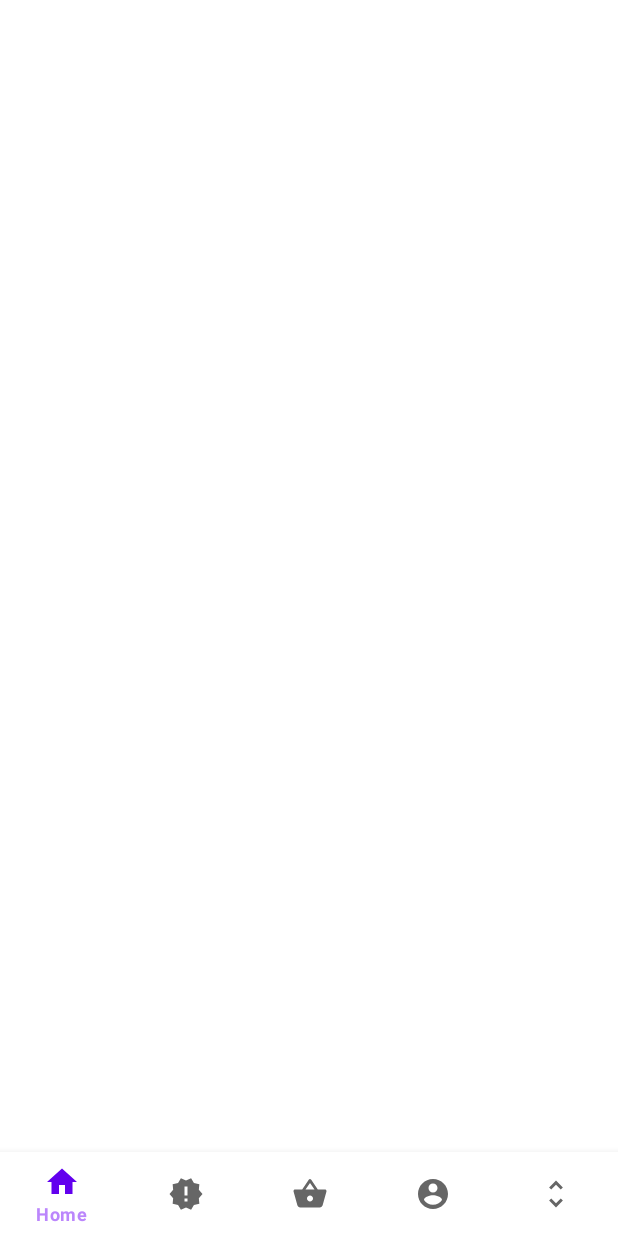
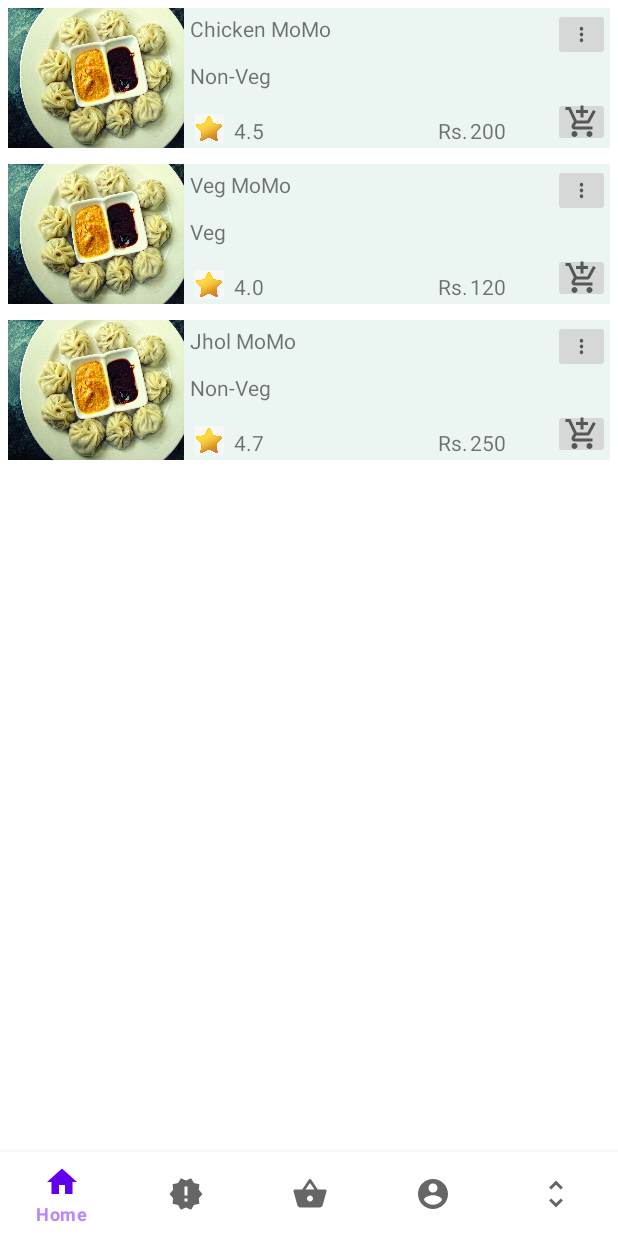
Before and after one commit to saugat0123/android, an Android app: the DashboardActivity screen opened directly, with no data from a screen before it, on a phone screen of 412 x 824 dp. Before the commit the screen is almost empty. Run offline under Robolectric (Android 15) with nearby library versions, the phone set to English and light mode, and no system bars; our stand-ins replace CircleImageView; pictures from the network do not load.

Commit message:
Dashboard Layout

```diff
--- a/app/src/main/java/com/saugat/finalassignment/DashboardActivity.kt
+++ b/app/src/main/java/com/saugat/finalassignment/DashboardActivity.kt
@@ -2,21 +2,23 @@ package com.saugat.finalassignment
 
 import androidx.appcompat.app.AppCompatActivity
 import android.os.Bundle
+import android.widget.Toast
 import androidx.fragment.app.Fragment
 import com.google.android.material.bottomnavigation.BottomNavigationView
 import com.saugat.finalassignment.fragments.HomeFragment
+import java.lang.Exception
 
 class DashboardActivity : AppCompatActivity() {
-    private lateinit var bottomNav: BottomNavigationView
+    private lateinit var botomNav: BottomNavigationView
     override fun onCreate(savedInstanceState: Bundle?) {
         super.onCreate(savedInstanceState)
         setContentView(R.layout.activity_dashboard)
 
-        bottomNav = findViewById(R.id.bottomNav)
+        botomNav = findViewById(R.id.botomNav)
 
         currentFragment(HomeFragment())
 
-        bottomNav.setOnNavigationItemSelectedListener {
+        botomNav.setOnNavigationItemSelectedListener {
             when(it.itemId){
                 R.id.home -> currentFragment(HomeFragment())
             }
@@ -25,10 +27,15 @@ class DashboardActivity : AppCompatActivity() {
     }
 
     private fun currentFragment(fragment: Fragment) {
-        supportFragmentManager.beginTransaction().apply {
-            replace(R.id.container, fragment)
-            addToBackStack(null)
-            commit()
+        try {
+            supportFragmentManager.beginTransaction().apply {
+                replace(R.id.container, fragment)
+                addToBackStack(null)
+                commit()
+            }
+        }
+        catch (ex:Exception){
+            Toast.makeText(this, ex.message, Toast.LENGTH_LONG).show()
         }
     }
 }
--- a/app/src/main/java/com/saugat/finalassignment/adapters/ItemMenuAdapter.kt
+++ b/app/src/main/java/com/saugat/finalassignment/adapters/ItemMenuAdapter.kt
@@ -22,14 +22,14 @@ class ItemMenuAdapter
         val tvItemType: TextView
         val tvItemRating: TextView
         val tvItemPrice: TextView
-        val itemImage: CircleImageView
+        //val itemImage: CircleImageView
 
         init {
             tvItemName = view.findViewById(R.id.tvItemName)
             tvItemType = view.findViewById(R.id.tvItemType)
             tvItemRating = view.findViewById(R.id.tvItemRating)
             tvItemPrice = view.findViewById(R.id.tvItemPrice)
-            itemImage = view.findViewById(R.id.itemImage)
+            //itemImage = view.findViewById(R.id.itemImage)
         }
     }
 
@@ -41,13 +41,13 @@ class ItemMenuAdapter
     override fun onBindViewHolder(holder: ItemViewHolder, position: Int) {
         val item = lstItems[position]
         holder.tvItemName.text = item.itemName
-        holder.tvItemName.text = item.itemName
-        holder.tvItemName.text = item.itemName
-        holder.tvItemName.text = item.itemName
+        holder.tvItemType.text = item.itemType
+        holder.tvItemRating.text = item.itemRating.toString()
+        holder.tvItemPrice.text = item.itemPrice.toString()
 
-        Glide.with(context)
-            .load("https://chewnbrewjk.com/wp-content/uploads/2017/07/chicken-momos-1.jpg")
-            .into(holder.itemImage)
+//        Glide.with(context)
+//            .load("https://chewnbrewjk.com/wp-content/uploads/2017/07/chicken-momos-1.jpg")
+//            .into(holder.itemImage)
     }
 
     override fun getItemCount(): Int {
--- a/app/src/main/java/com/saugat/finalassignment/fragments/HomeFragment.kt
+++ b/app/src/main/java/com/saugat/finalassignment/fragments/HomeFragment.kt
@@ -1,5 +1,6 @@
 package com.saugat.finalassignment.fragments
 
+import android.annotation.SuppressLint
 import android.os.Bundle
 import androidx.fragment.app.Fragment
 import android.view.LayoutInflater
@@ -16,12 +17,14 @@ import com.saugat.finalassignment.models.ItemMenu
 class HomeFragment : Fragment() {
     private val lstItems = ArrayList<ItemMenu>()
     private lateinit var recyclerViewDashboard: RecyclerView
+    var i = 0
 
     override fun onCreate(savedInstanceState: Bundle?) {
         super.onCreate(savedInstanceState)
 
     }
 
+    @SuppressLint("UseRequireInsteadOfGet")
     override fun onCreateView(
         inflater: LayoutInflater, container: ViewGroup?,
         savedInstanceState: Bundle?
@@ -30,11 +33,21 @@ class HomeFragment : Fragment() {
         val view = inflater.inflate(R.layout.fragment_home, container, false)
         recyclerViewDashboard = view.findViewById(R.id.recyclerViewDashboard)
 
-        val adapter = ItemMenuAdapter(ItemData.get().list(),requireContext())
+        if (ItemData.get().list().size == 0){
+            loadItems()
+        }
+
+        val adapter = ItemMenuAdapter(ItemData.get().list(),context!!)
         recyclerViewDashboard.layoutManager = LinearLayoutManager(activity)
         recyclerViewDashboard.adapter = adapter
 
         return view
     }
 
+    private fun loadItems() {
+        ItemData.get().list().add(ItemMenu(i++,"Chicken MoMo","Non-Veg",4.5F,200))
+        ItemData.get().list().add(ItemMenu(i++,"Veg MoMo","Veg",4F,120))
+        ItemData.get().list().add(ItemMenu(i++,"Jhol MoMo","Non-Veg",4.7F,250))
+    }
+
 }
--- a/app/src/main/java/com/saugat/finalassignment/models/ItemMenu.kt
+++ b/app/src/main/java/com/saugat/finalassignment/models/ItemMenu.kt
@@ -4,6 +4,6 @@ data class ItemMenu (
     val itemId: Int? = null,
     val itemName: String? = null,
     val itemType: String? = null,
-    val itemRating: String? = null,
+    val itemRating: Float? = null,
     val itemPrice: Int? = null
         )
--- a/app/src/main/res/layout/activity_dashboard.xml
+++ b/app/src/main/res/layout/activity_dashboard.xml
@@ -15,7 +15,7 @@
     </LinearLayout>
 
     <com.google.android.material.bottomnavigation.BottomNavigationView
-        android:id="@+id/bottomNav"
+        android:id="@+id/botomNav"
         android:layout_width="match_parent"
         android:layout_height="wrap_content"
         android:layout_alignParentBottom="true"
--- a/app/src/main/res/layout/dashboard_layout.xml
+++ b/app/src/main/res/layout/dashboard_layout.xml
@@ -3,11 +3,12 @@
     xmlns:android="http://schemas.android.com/apk/res/android"
     xmlns:app="http://schemas.android.com/apk/res-auto"
     xmlns:tools="http://schemas.android.com/tools"
-    android:layout_margin="10dp"
+    android:layout_margin="5dp"
+    android:background="#EBF6F3"
     android:layout_width="match_parent"
     android:layout_height="wrap_content">
 
-    <de.hdodenhof.circleimageview.CircleImageView
+    <ImageView
         android:id="@+id/itemImage"
         android:layout_width="117dp"
         android:layout_height="93dp"
@@ -70,15 +71,6 @@
         app:layout_constraintTop_toTopOf="parent"
         tools:ignore="RtlCompat" />
 
-    <TextView
-        android:id="@+id/tvRs"
-        android:layout_width="22dp"
-        android:layout_height="17dp"
-        android:layout_marginTop="72dp"
-        android:text="Rs."
-        app:layout_constraintEnd_toStartOf="@+id/tvPrice"
-        app:layout_constraintTop_toTopOf="parent" />
-
     <ImageView
         android:id="@+id/imageView2"
         android:layout_width="25dp"
@@ -95,12 +87,20 @@
         android:layout_width="wrap_content"
         android:layout_height="19dp"
         android:layout_marginStart="4dp"
+        android:layout_marginTop="68dp"
         android:text="4.5"
-        app:layout_constraintEnd_toStartOf="@+id/tvRs"
-        app:layout_constraintHorizontal_bias="0.0"
         app:layout_constraintStart_toEndOf="@+id/imageView2"
-        tools:ignore="MissingConstraints"
-        tools:layout_editor_absoluteY="73dp" />
+        app:layout_constraintTop_toTopOf="@+id/tvItemName"
+        tools:ignore="MissingConstraints" />
+
+    <TextView
+        android:id="@+id/textView"
+        android:layout_width="21dp"
+        android:layout_height="17dp"
+        android:layout_marginTop="72dp"
+        android:text="Rs."
+        app:layout_constraintEnd_toStartOf="@+id/tvItemPrice"
+        app:layout_constraintTop_toTopOf="parent" />
 
     <!--    <RatingBar-->
 <!--        android:id="@+id/ratingBar"-->
```
